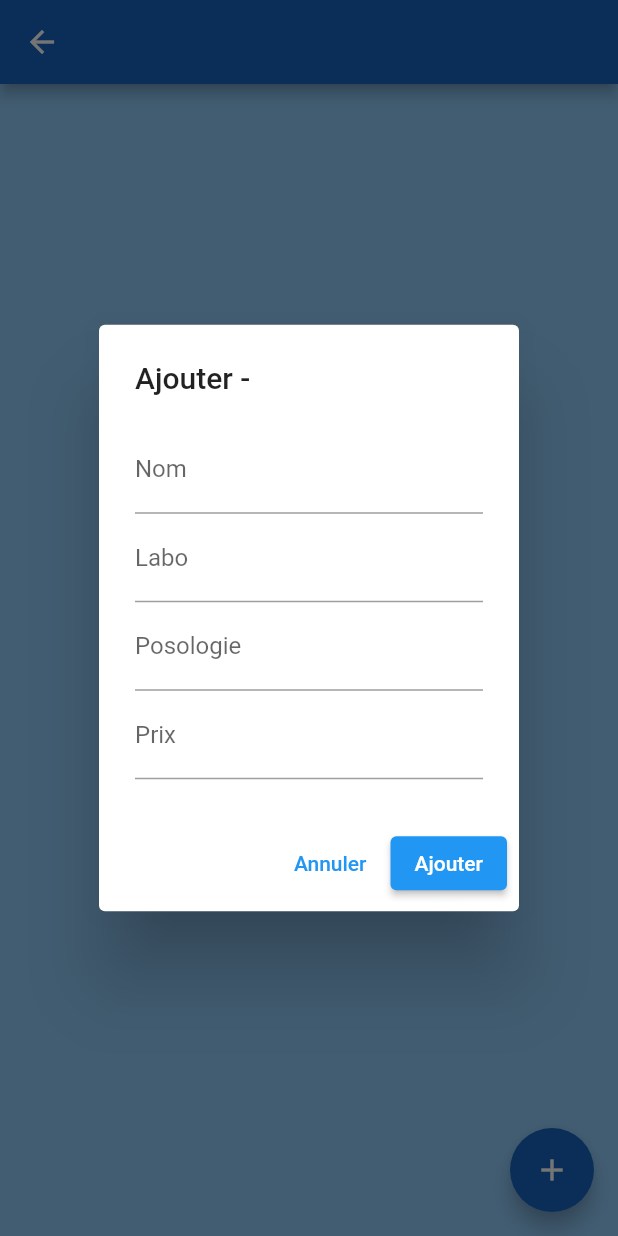
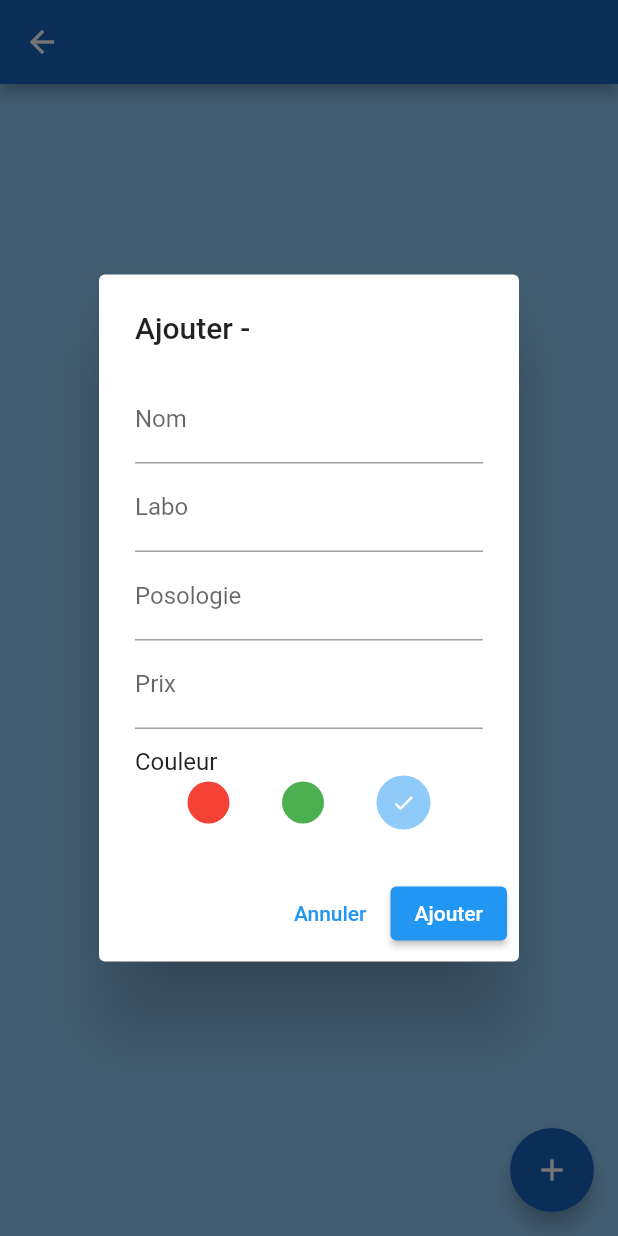
Before and after one commit to stracoma/medicaments, a Flutter app: the DetailPage screen opened directly with empty values, after a tap on the "add" icon, on a phone screen of 412 x 824 dp. Run offline on Flutter 3.47's test engine with Material 3 defaults, Android fonts, the phone set to English and light mode, and no system bars; our stand-ins replace sqflite, sqflite_common_ffi; accounts and stored records are empty.

Commit message:
Ajout du champ couleur (rouge/vert/bleu) avec disque devant le nom

```diff
--- a/lib/database/database_helper.dart
+++ b/lib/database/database_helper.dart
@@ -21,7 +21,7 @@ class DatabaseHelper {
 
     return await openDatabase(
       path,
-      version: 1,
+      version: 2,
       onCreate: (db, version) async {
         await db.execute('''
           CREATE TABLE medicaments(
@@ -30,10 +30,28 @@ class DatabaseHelper {
             labo TEXT NOT NULL,
             posologie TEXT NOT NULL,
             prix TEXT NOT NULL,
-            categorie TEXT NOT NULL
+            categorie TEXT NOT NULL,
+            couleur TEXT NOT NULL DEFAULT 'bleu'
           )
         ''');
         // Insertion des données initiales
+        for (final med in medicamentsData) {
+          await db.insert('medicaments', med.toMap());
+        }
+      },
+      onUpgrade: (db, oldVersion, newVersion) async {
+        await db.execute('DROP TABLE IF EXISTS medicaments');
+        await db.execute('''
+          CREATE TABLE medicaments(
+            id INTEGER PRIMARY KEY AUTOINCREMENT,
+            nom TEXT NOT NULL,
+            labo TEXT NOT NULL,
+            posologie TEXT NOT NULL,
+            prix TEXT NOT NULL,
+            categorie TEXT NOT NULL,
+            couleur TEXT NOT NULL DEFAULT 'bleu'
+          )
+        ''');
         for (final med in medicamentsData) {
           await db.insert('medicaments', med.toMap());
         }
--- a/lib/models/medicament.dart
+++ b/lib/models/medicament.dart
@@ -5,6 +5,7 @@ class Medicament {
   final String posologie;
   final String prix;
   final String categorie;
+  final String couleur; // 'vert', 'rouge' ou 'bleu'
 
   const Medicament({
     this.id,
@@ -13,6 +14,7 @@ class Medicament {
     required this.posologie,
     required this.prix,
     required this.categorie,
+    this.couleur = 'bleu', // valeur par défaut
   });
 
   // Convertit un Medicament en Map (pour l'écriture en base)
@@ -24,6 +26,7 @@ class Medicament {
       'posologie': posologie,
       'prix': prix,
       'categorie': categorie,
+      'couleur': couleur,
     };
   }
 
@@ -36,6 +39,7 @@ class Medicament {
       posologie: map['posologie'] as String,
       prix: map['prix'] as String,
       categorie: map['categorie'] as String,
+      couleur: map['couleur'] as String? ?? 'bleu',
     );
   }
 
@@ -47,6 +51,7 @@ class Medicament {
     String? posologie,
     String? prix,
     String? categorie,
+    String? couleur,
   }) {
     return Medicament(
       id: id ?? this.id,
@@ -55,6 +60,7 @@ class Medicament {
       posologie: posologie ?? this.posologie,
       prix: prix ?? this.prix,
       categorie: categorie ?? this.categorie,
+      couleur: couleur ?? this.couleur,
     );
   }
 }
--- a/lib/pages/detail_page.dart
+++ b/lib/pages/detail_page.dart
@@ -13,6 +13,7 @@ class DetailPage extends StatefulWidget {
 
 class _DetailPageState extends State<DetailPage> {
   final _formKey = GlobalKey<FormState>();
+  String _selectedColor = 'bleu';
   final _nomController = TextEditingController();
   final _laboController = TextEditingController();
   final _posologieController = TextEditingController();
@@ -46,11 +47,46 @@ class _DetailPageState extends State<DetailPage> {
     super.dispose();
   }
 
+  Color _colorFromString(String couleur) {
+    switch (couleur) {
+      case 'rouge':
+        return Colors.red;
+      case 'vert':
+        return Colors.green;
+      case 'bleu':
+      default:
+        return Colors.blue[200]!;
+    }
+  }
+
+  Widget _buildColorChoice(
+    String value,
+    Color color,
+    StateSetter setDialogState,
+  ) {
+    final isSelected = _selectedColor == value;
+    return GestureDetector(
+      onTap: () {
+        setDialogState(() {
+          _selectedColor = value;
+        });
+      },
+      child: CircleAvatar(
+        radius: isSelected ? 18 : 14,
+        backgroundColor: color,
+        child: isSelected
+            ? const Icon(Icons.check, color: Colors.white, size: 16)
+            : null,
+      ),
+    );
+  }
+
   void _showFormDialog({Medicament? existing}) {
     _nomController.text = existing?.nom ?? '';
     _laboController.text = existing?.labo ?? '';
     _posologieController.text = existing?.posologie ?? '';
     _prixController.text = existing?.prix ?? '';
+    _selectedColor = existing?.couleur ?? 'bleu';
 
     showDialog(
       context: context,
@@ -61,7 +97,10 @@ class _DetailPageState extends State<DetailPage> {
                 ? 'Ajouter - ${widget.categorie}'
                 : 'Modifier - ${widget.categorie}',
           ),
-          content: Form(
+          //====================================
+          content: StatefulBuilder(
+            builder: (context, setDialogState) {
+              return Form(
                 key: _formKey,
                 child: SingleChildScrollView(
                   child: Column(
@@ -81,7 +120,9 @@ class _DetailPageState extends State<DetailPage> {
                       ),
                       TextFormField(
                         controller: _posologieController,
-                    decoration: const InputDecoration(labelText: 'Posologie'),
+                        decoration: const InputDecoration(
+                          labelText: 'Posologie',
+                        ),
                         validator: (v) =>
                             (v == null || v.isEmpty) ? 'Requis' : null,
                       ),
@@ -91,10 +132,38 @@ class _DetailPageState extends State<DetailPage> {
                         validator: (v) =>
                             (v == null || v.isEmpty) ? 'Requis' : null,
                       ),
+                      const SizedBox(height: 12),
+                      const Align(
+                        alignment: Alignment.centerLeft,
+                        child: Text('Couleur'),
+                      ),
+                      Row(
+                        mainAxisAlignment: MainAxisAlignment.spaceEvenly,
+                        children: [
+                          _buildColorChoice(
+                            'rouge',
+                            Colors.red,
+                            setDialogState,
+                          ),
+                          _buildColorChoice(
+                            'vert',
+                            Colors.green,
+                            setDialogState,
+                          ),
+                          _buildColorChoice(
+                            'bleu',
+                            Colors.blue[200]!,
+                            setDialogState,
+                          ),
+                        ],
+                      ),
                     ],
                   ),
                 ),
+              );
+            },
           ),
+          //====================================
           actions: [
             TextButton(
               onPressed: () => Navigator.pop(context),
@@ -110,6 +179,7 @@ class _DetailPageState extends State<DetailPage> {
                     posologie: _posologieController.text,
                     prix: _prixController.text,
                     categorie: widget.categorie,
+                    couleur: _selectedColor,
                   );
 
                   if (existing == null) {
@@ -198,6 +268,15 @@ class _DetailPageState extends State<DetailPage> {
                         child: Column(
                           crossAxisAlignment: CrossAxisAlignment.start,
                           children: [
+                            Row(
+                              children: [
+                                CircleAvatar(
+                                  radius: 7,
+                                  backgroundColor: _colorFromString(
+                                    med.couleur,
+                                  ),
+                                ),
+                                const SizedBox(width: 8),
                                 Text(
                                   med.nom,
                                   style: TextStyle(
@@ -205,6 +284,8 @@ class _DetailPageState extends State<DetailPage> {
                                     fontWeight: FontWeight.bold,
                                     color: Colors.blue[800],
                                   ),
+                                ),
+                              ],
                             ),
                             const SizedBox(height: 4),
                             Text('Labo : ${med.labo}'),
```
Lines whose indentation alone changed are shown as unchanged.
